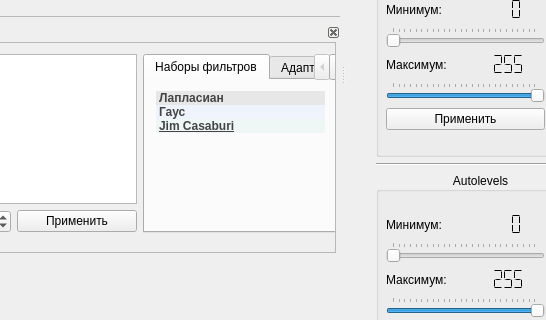
The window that noise/mainwindow.ui (einzige/Multichannel-noise-generator) describes before a commit, drawn with Qt 5; both pictures show x 601 to 1147 and y 314 to 634 of the 1147 by 778 pixel window.
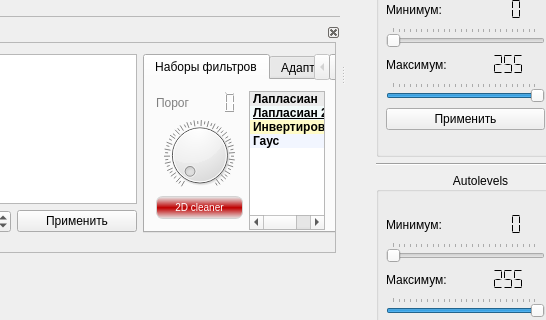
The same window after the commit.

```diff
--- a/noise/mainwindow.ui
+++ b/noise/mainwindow.ui
@@ -260,13 +260,102 @@
                      </rect>
                     </property>
                     <layout class="QHBoxLayout" name="collectionsLayout">
+                     <item>
+                      <layout class="QVBoxLayout" name="verticalLayout_3">
+                       <item>
+                        <layout class="QFormLayout" name="formLayout_12">
+                         <item row="0" column="0">
+                          <widget class="QLabel" name="label_15">
+                           <property name="styleSheet">
+                            <string notr="true">color: gray;</string>
+                           </property>
+                           <property name="text">
+                            <string>Порог</string>
+                           </property>
+                          </widget>
+                         </item>
+                         <item row="0" column="1">
+                          <widget class="QLCDNumber" name="lcdNumber_11">
+                           <property name="frameShape">
+                            <enum>QFrame::NoFrame</enum>
+                           </property>
+                           <property name="numDigits">
+                            <number>3</number>
+                           </property>
+                           <property name="segmentStyle">
+                            <enum>QLCDNumber::Filled</enum>
+                           </property>
+                          </widget>
+                         </item>
+                        </layout>
+                       </item>
+                       <item>
+                        <widget class="QDial" name="twoDClenerDeal">
+                         <property name="maximum">
+                          <number>255</number>
+                         </property>
+                         <property name="notchTarget">
+                          <double>5.000000000000000</double>
+                         </property>
+                         <property name="notchesVisible">
+                          <bool>true</bool>
+                         </property>
+                        </widget>
+                       </item>
+                       <item>
+                        <widget class="QPushButton" name="twoDCleanerButton">
+                         <property name="styleSheet">
+                          <string notr="true">QPushButton{
+font-weight:75;
+min-width:60px;
+min-height:15px;
+color: white;
+background-color: qlineargradient(spread:reflect, x1:0, y1:0.511, x2:0, y2:1, stop:0 rgba(191, 0, 0, 255), stop:1 rgba(230, 230, 230, 255));
+border-width: 1px;
+border-color: lightgray;
+border-style: solid;
+border-radius: 7;
+padding: 3px;
+font-size: 10px;
+padding-left: 5px;
+padding-right: 5px;
+	font: bold 10pt &quot;Arial&quot;;
+}
+QPushButton:hover {
+background-color:  qlineargradient(spread:pad, x1:0, y1:1, x2:0, y2:0, stop:0 rgba(75, 75, 75, 255), stop:1 rgba(25, 25, 25, 255));
+border-color:white;
+}
+QPushButton:pressed {
+margin:2px;
+color:grey;
+background-color: qlineargradient(spread:pad, x1:0.517, y1:1, x2:0.506, y2:0, stop:0 rgba(0, 0, 0, 255), stop:0.454545 rgba(62, 62, 62, 255), stop:1 rgba(200, 200, 200, 255));
+}
+</string>
+                         </property>
+                         <property name="text">
+                          <string>2D cleaner</string>
+                         </property>
+                        </widget>
+                       </item>
+                       <item>
+                        <spacer name="verticalSpacer_7">
+                         <property name="orientation">
+                          <enum>Qt::Vertical</enum>
+                         </property>
+                         <property name="sizeHint" stdset="0">
+                          <size>
+                           <width>20</width>
+                           <height>40</height>
+                          </size>
+                         </property>
+                        </spacer>
+                       </item>
+                      </layout>
+                     </item>
                      <item>
                       <widget class="QListWidget" name="collectionsList">
                        <property name="styleSheet">
-                        <string notr="true">background-color: rgba(255, 255, 255, 0);
-color: #444;
-font-weight: bold;
-border-radius: 5px;</string>
+                        <string notr="true">font-weight: bold;</string>
                        </property>
                        <property name="frameShape">
                         <enum>QFrame::StyledPanel</enum>
@@ -299,21 +388,7 @@
                        </item>
                        <item>
                         <property name="text">
-                         <string>Гаус</string>
-                        </property>
-                        <property name="background">
-                         <brush brushstyle="SolidPattern">
-                          <color alpha="40">
-                           <red>174</red>
-                           <green>200</green>
-                           <blue>255</blue>
-                          </color>
-                         </brush>
-                        </property>
-                       </item>
-                       <item>
-                        <property name="text">
-                         <string>Jim Casaburi</string>
+                         <string>Лапласиан 2</string>
                         </property>
                         <property name="font">
                          <font>
@@ -333,6 +408,34 @@
                          <set>ItemIsSelectable|ItemIsUserCheckable|ItemIsEnabled</set>
                         </property>
                        </item>
+                       <item>
+                        <property name="text">
+                         <string>Инвертирование</string>
+                        </property>
+                        <property name="background">
+                         <brush brushstyle="SolidPattern">
+                          <color alpha="100">
+                           <red>255</red>
+                           <green>244</green>
+                           <blue>115</blue>
+                          </color>
+                         </brush>
+                        </property>
+                       </item>
+                       <item>
+                        <property name="text">
+                         <string>Гаус</string>
+                        </property>
+                        <property name="background">
+                         <brush brushstyle="SolidPattern">
+                          <color alpha="40">
+                           <red>174</red>
+                           <green>200</green>
+                           <blue>255</blue>
+                          </color>
+                         </brush>
+                        </property>
+                       </item>
                       </widget>
                      </item>
                     </layout>
```
Left out of the diff: 56 changed lines with no effect on the pictures.
